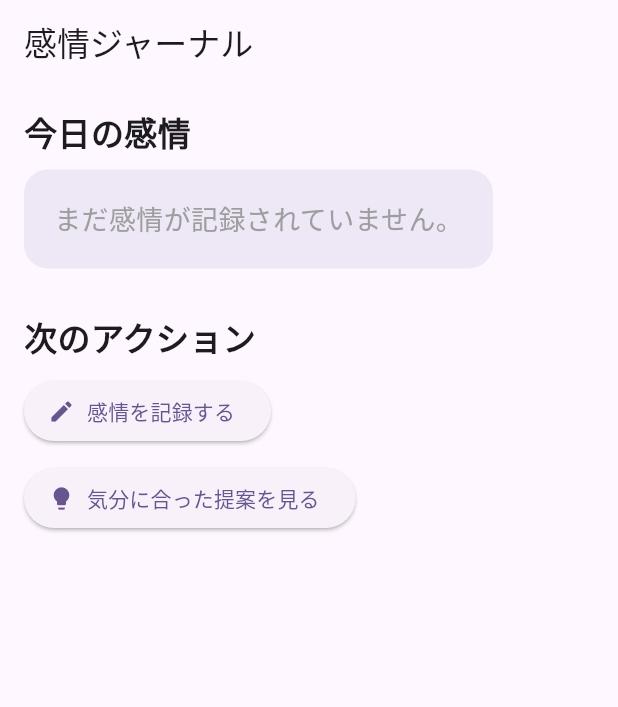
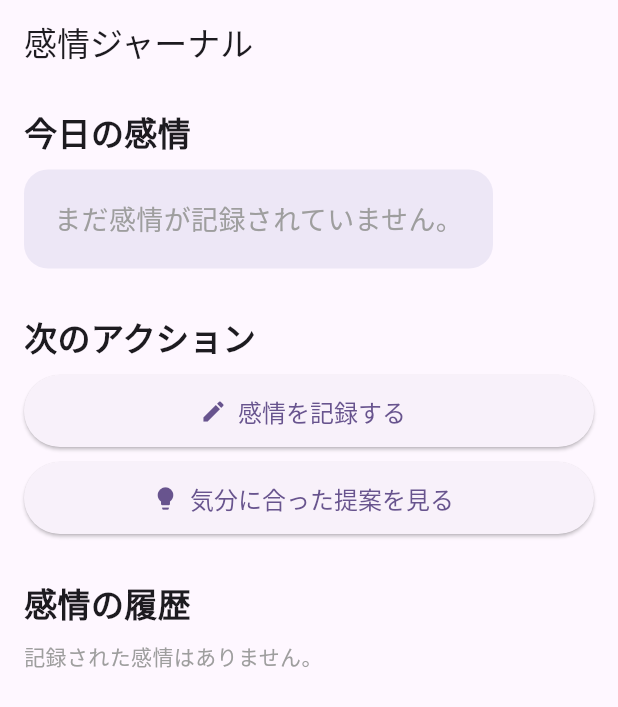
Before and after one commit to saitouruna/flutter_application_1, a Flutter app: the screen it shows after launch, on a phone screen of 412 x 824 dp. Shown: the top 707 px of the screen. Run offline on Flutter 3.47's test engine with Material 3 defaults, Android fonts, the phone set to English and light mode, and no system bars; our stand-ins replace sqflite; accounts and stored records are empty.

Commit message:
記録の保存機能の追加

```diff
--- /dev/null
+++ b/lib/models/emotion_entry.dart
@@ -0,0 +1,31 @@
+class EmotionEntry {
+  final int? id;
+  final String emotion;
+  final String? note;
+  final DateTime timestamp;
+
+  EmotionEntry({
+    this.id,
+    required this.emotion,
+    this.note,
+    required this.timestamp,
+  });
+
+  Map<String, dynamic> toMap() {
+    return {
+      'id': id,
+      'emotion': emotion,
+      'note': note,
+      'timestamp': timestamp.toIso8601String(),
+    };
+  }
+
+  factory EmotionEntry.fromMap(Map<String, dynamic> map) {
+    return EmotionEntry(
+      id: map['id'],
+      emotion: map['emotion'],
+      note: map['note'],
+      timestamp: DateTime.parse(map['timestamp']),
+    );
+  }
+}
--- a/lib/screens/home_screen.dart
+++ b/lib/screens/home_screen.dart
@@ -15,47 +15,21 @@ class HomeScreen extends StatelessWidget {
       appBar: AppBar(
         title: const Text('感情ジャーナル'),
       ),
-      body: Padding(
+      body: SingleChildScrollView(
         padding: const EdgeInsets.all(16.0),
         child: Column(
           crossAxisAlignment: CrossAxisAlignment.start,
           children: [
-            const Text(
-              '今日の感情',
-              style: TextStyle(fontSize: 22, fontWeight: FontWeight.bold),
-            ),
+            const SectionTitle(title: '今日の感情'),
             const SizedBox(height: 10),
-            Container(
-              padding: const EdgeInsets.all(20),
-              decoration: BoxDecoration(
-                color: Colors.deepPurple.shade50,
-                borderRadius: BorderRadius.circular(16),
-              ),
-              child: emotionProvider.selectedEmotion != null
-                  ? Row(
-                      children: [
-                        const Icon(Icons.emoji_emotions, size: 32),
-                        const SizedBox(width: 10),
-                        Text(
-                          emotionProvider.selectedEmotion!,
-                          style: const TextStyle(fontSize: 20),
-                        ),
-                      ],
-                    )
-                  : const Text(
-                      'まだ感情が記録されていません。',
-                      style: TextStyle(fontSize: 18, color: Colors.grey),
-                    ),
-            ),
+            EmotionCard(emotion: emotionProvider.selectedEmotion),
             const SizedBox(height: 30),
-            const Text(
-              '次のアクション',
-              style: TextStyle(fontSize: 22, fontWeight: FontWeight.bold),
-            ),
+
+            const SectionTitle(title: '次のアクション'),
             const SizedBox(height: 10),
-            ElevatedButton.icon(
-              icon: const Icon(Icons.edit),
-              label: const Text('感情を記録する'),
+            ActionButton(
+              icon: Icons.edit,
+              label: '感情を記録する',
               onPressed: () {
                 Navigator.push(
                   context,
@@ -64,9 +38,9 @@ class HomeScreen extends StatelessWidget {
               },
             ),
             const SizedBox(height: 10),
-            ElevatedButton.icon(
-              icon: const Icon(Icons.lightbulb),
-              label: const Text('気分に合った提案を見る'),
+            ActionButton(
+              icon: Icons.lightbulb,
+              label: '気分に合った提案を見る',
               onPressed: () {
                 Navigator.push(
                   context,
@@ -74,9 +48,102 @@ class HomeScreen extends StatelessWidget {
                 );
               },
             ),
+            const SizedBox(height: 30),
+
+            const SectionTitle(title: '感情の履歴'),
+            const SizedBox(height: 10),
+            if (emotionProvider.emotionRecords.isNotEmpty)
+              ...emotionProvider.emotionRecords.reversed.map((record) {
+                final timestamp = record['timestamp'] as DateTime;
+                final formattedTime = "${timestamp.year}/${timestamp.month.toString().padLeft(2, '0')}/${timestamp.day.toString().padLeft(2, '0')} "
+                    "${timestamp.hour.toString().padLeft(2, '0')}:${timestamp.minute.toString().padLeft(2, '0')}";
+                return Card(
+                  margin: const EdgeInsets.symmetric(vertical: 6),
+                  child: ListTile(
+                    leading: const Icon(Icons.history),
+                    title: Text(record['emotion']),
+                    subtitle: Text(formattedTime),
+                  ),
+                );
+              }).toList()
+            else
+              const Text(
+                '記録された感情はありません。',
+                style: TextStyle(color: Colors.grey),
+              ),
           ],
         ),
       ),
     );
   }
 }
+
+class SectionTitle extends StatelessWidget {
+  final String title;
+  const SectionTitle({super.key, required this.title});
+
+  @override
+  Widget build(BuildContext context) {
+    return Text(
+      title,
+      style: const TextStyle(fontSize: 22, fontWeight: FontWeight.bold),
+    );
+  }
+}
+
+class EmotionCard extends StatelessWidget {
+  final String? emotion;
+  const EmotionCard({super.key, required this.emotion});
+
+  @override
+  Widget build(BuildContext context) {
+    return Container(
+      padding: const EdgeInsets.all(20),
+      decoration: BoxDecoration(
+        color: Colors.deepPurple.shade50,
+        borderRadius: BorderRadius.circular(16),
+      ),
+      child: emotion != null
+          ? Row(
+              children: [
+                const Icon(Icons.emoji_emotions, size: 32),
+                const SizedBox(width: 10),
+                Text(
+                  emotion!,
+                  style: const TextStyle(fontSize: 20),
+                ),
+              ],
+            )
+          : const Text(
+              'まだ感情が記録されていません。',
+              style: TextStyle(fontSize: 18, color: Colors.grey),
+            ),
+    );
+  }
+}
+
+class ActionButton extends StatelessWidget {
+  final IconData icon;
+  final String label;
+  final VoidCallback onPressed;
+
+  const ActionButton({
+    super.key,
+    required this.icon,
+    required this.label,
+    required this.onPressed,
+  });
+
+  @override
+  Widget build(BuildContext context) {
+    return ElevatedButton.icon(
+      icon: Icon(icon),
+      label: Text(label),
+      onPressed: onPressed,
+      style: ElevatedButton.styleFrom(
+        minimumSize: const Size.fromHeight(48),
+        textStyle: const TextStyle(fontSize: 16),
+      ),
+    );
+  }
+}
--- a/pubspec.yaml
+++ b/pubspec.yaml
@@ -36,6 +36,8 @@ dependencies:
   # Use with the CupertinoIcons class for iOS style icons.
   cupertino_icons: ^1.0.8
   provider: ^6.1.0
+  sqflite: ^2.3.2
+  path_provider: ^2.1.2
 
 dev_dependencies:
   flutter_test:
```
Also changed, not shown: lib/providers/emotion_provider.dart (+35 -2 lines), lib/screens/emotion_record_screen.dart (+16 -2 lines), lib/services/emotion_db_service.dart (added, +49 -0 lines), pubspec.lock, 1 other file.
